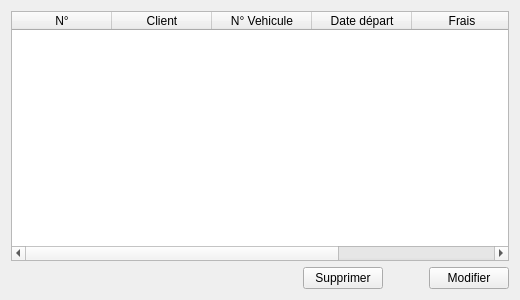
Qt form src/views/BookingList/BookingListView.ui (DinaTolotra/QReservation) before a commit.
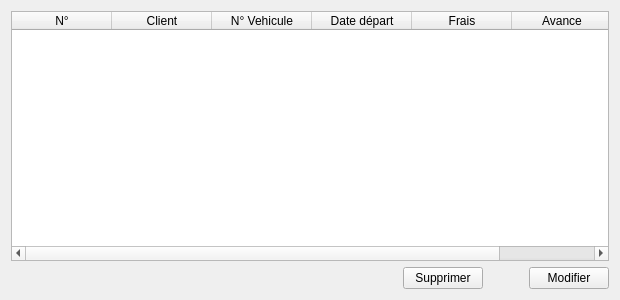
The same form after that commit. Icons and pictures are not drawn.

The edit to the form file:
```diff
--- a/src/views/BookingList/BookingListView.ui
+++ b/src/views/BookingList/BookingListView.ui
@@ -6,10 +6,16 @@
    <rect>
     <x>0</x>
     <y>0</y>
-    <width>520</width>
+    <width>620</width>
     <height>300</height>
    </rect>
   </property>
+  <property name="sizePolicy">
+   <sizepolicy hsizetype="Minimum" vsizetype="Minimum">
+    <horstretch>0</horstretch>
+    <verstretch>0</verstretch>
+   </sizepolicy>
+  </property>
   <property name="windowTitle">
    <string>Form</string>
   </property>
```
